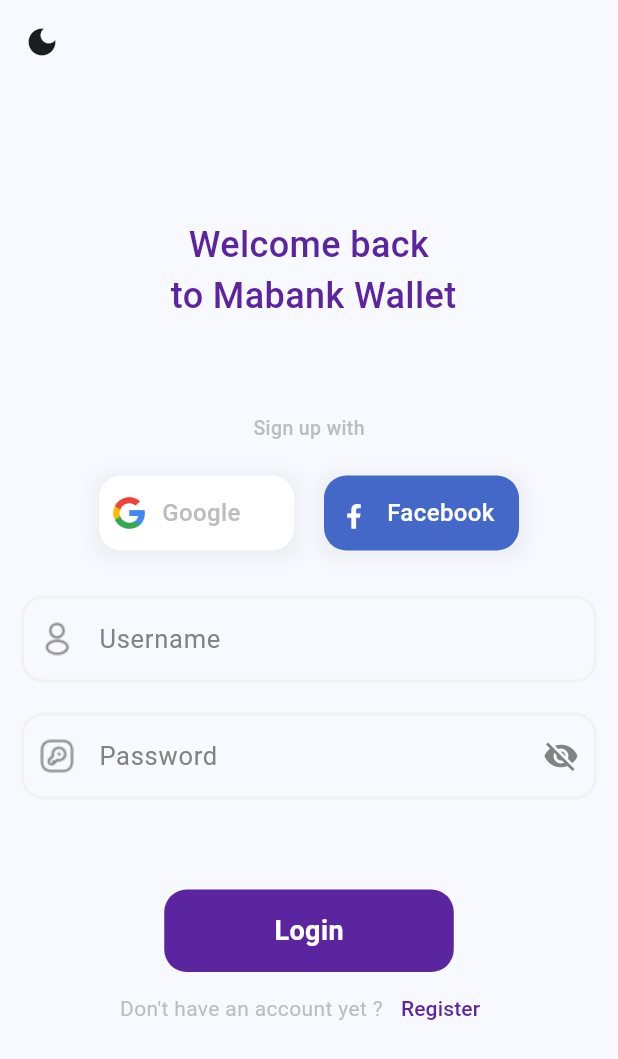
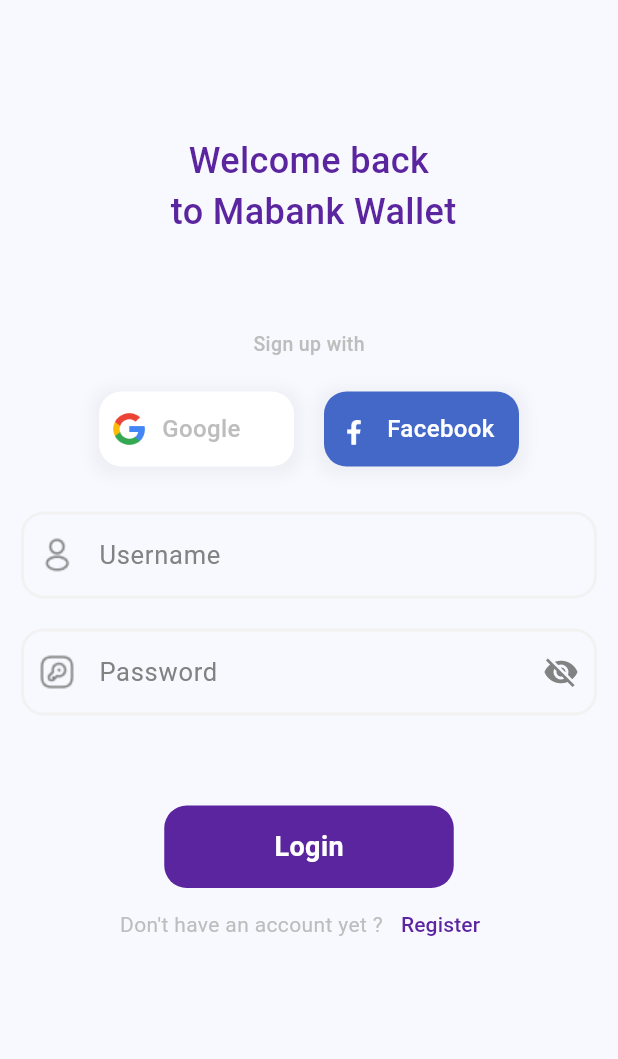
Before and after one commit to MokarmDev/wallet-app, a Flutter app: the screen it shows after launch, on a phone screen of 412 x 824 dp. Shown: the top 1059 px of the screen. Run offline on Flutter 3.47's test engine with Material 3 defaults, Android fonts, the phone set to English and light mode, and no system bars; our stand-ins replace adaptive_theme, dot_navigation_bar, gap, image_picker.

```diff
--- a/lib/screens/login_screen.dart
+++ b/lib/screens/login_screen.dart
@@ -9,7 +9,6 @@ import 'package:wallet_app/themes/text_styles.dart';
 import 'package:wallet_app/widgets/custom_container.dart';
 
 import '../widgets/custom_button.dart';
-import '../widgets/custom_button_toggle.dart';
 
 class LoginView extends StatefulWidget {
   const LoginView({super.key});
@@ -28,11 +27,6 @@ class _LoginViewState extends State<LoginView> {
   Widget build(BuildContext context) {
     return SafeArea(
       child: Scaffold(
-        appBar: AppBar(
-          elevation: 0,
-          scrolledUnderElevation: 0,
-          leading: const CustomButtonToggle(),
-        ),
         body: SingleChildScrollView(
           child: Padding(
             padding: const EdgeInsets.symmetric(horizontal: 14),
```
